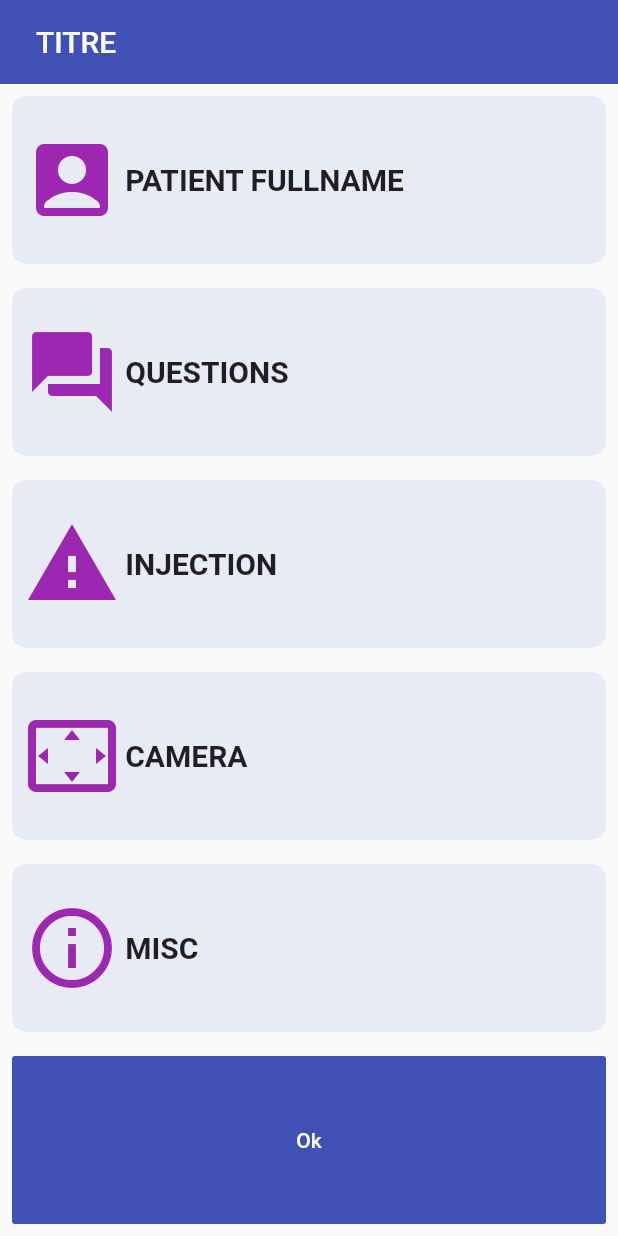
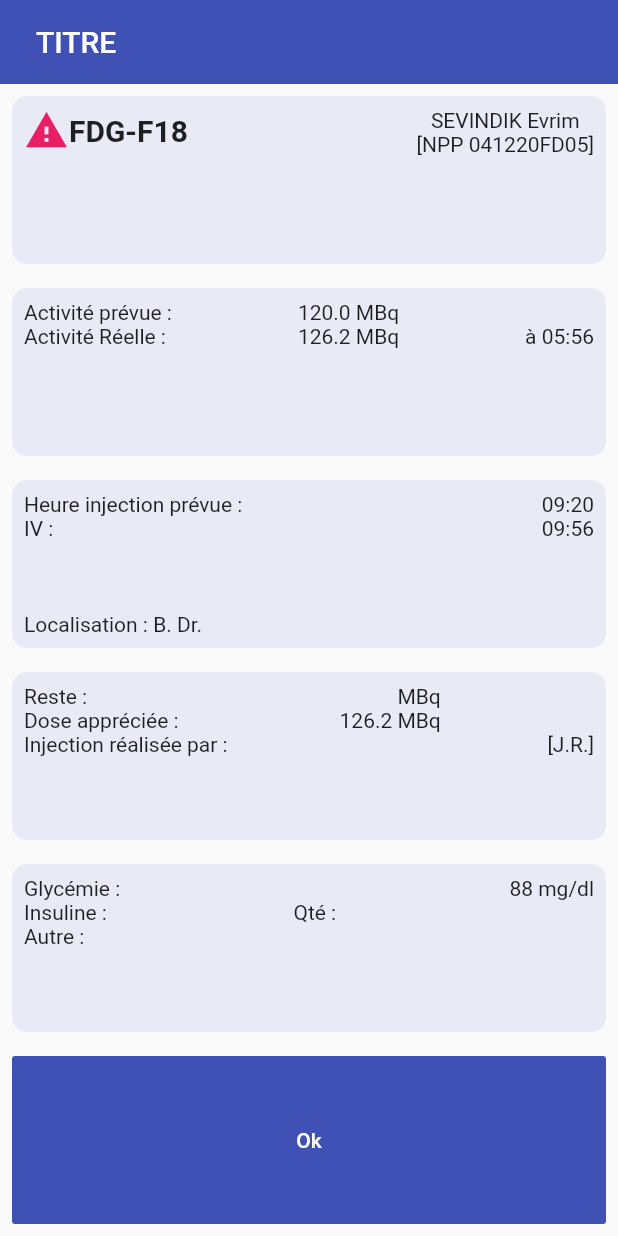
Before and after one commit to SalimBXL/anam, a Flutter app: the screen it shows after launch, on a phone screen of 412 x 824 dp. Run offline on Flutter 3.47's test engine with Material 2 defaults, Android fonts, the phone set to English and light mode, and no system bars; our stand-ins replace rflutter_alert.

Commit message:
nouvelles pages

```diff
--- a/lib/main.dart
+++ b/lib/main.dart
@@ -1,7 +1,6 @@
-import 'package:anam/screens/patient_sheet.dart';
+import 'package:anam/screens/injection.dart';
 import 'package:anam/widgets/section_title.dart';
 import 'package:flutter/material.dart';
-import 'screens/dashboard.dart';
 
 void main() => runApp(Anam());
 
@@ -21,7 +20,9 @@ class Anam extends StatelessWidget {
           child: Padding(
             padding: EdgeInsets.all(0),
             //child: Dashboard(),
-            child: PatientSheet(),
+            //child: PatientDetails(),
+            //child: PatientSheet(),
+            child: Injection(),
           ),
         ),
       ),
--- /dev/null
+++ b/lib/screens/injection.dart
@@ -0,0 +1,218 @@
+import 'package:flutter/material.dart';
+import 'package:flutter/painting.dart';
+
+class Injection extends StatefulWidget {
+  Injection({Key key}) : super(key: key);
+
+  @override
+  _InjectionState createState() => _InjectionState();
+}
+
+class _InjectionState extends State<Injection> {
+  @override
+  Widget build(BuildContext context) {
+    return Center(
+      child: Column(
+        mainAxisSize: MainAxisSize.max,
+        mainAxisAlignment: MainAxisAlignment.start,
+        crossAxisAlignment: CrossAxisAlignment.stretch,
+        children: <Widget>[
+          container(traceur()),
+          container(activity()),
+          container(hour()),
+          container(reste()),
+          container(medication()),
+          buttonOk(),
+        ],
+      ),
+    );
+  }
+
+  Expanded buttonOk() {
+    return Expanded(
+      child: Container(
+        margin: EdgeInsets.all(8),
+        child: FlatButton(
+          padding: EdgeInsets.all(8),
+          color: Colors.indigo,
+          onPressed: () {
+            // Navigate back to first route when tapped.
+          },
+          child: Text(
+            'Ok',
+            style: TextStyle(color: Colors.white),
+          ),
+        ),
+      ),
+    );
+  }
+
+  Expanded container(Widget f) {
+    return Expanded(
+      child: Container(
+        decoration: BoxDecoration(
+          borderRadius: BorderRadius.circular(10.0),
+          color: Colors.indigo.shade50,
+        ),
+        margin: EdgeInsets.all(8),
+        padding: EdgeInsets.all(8),
+        child: f,
+      ),
+    );
+  }
+
+  Row activity() {
+    return Row(
+      mainAxisAlignment: MainAxisAlignment.spaceBetween,
+      children: <Widget>[
+        Column(
+          crossAxisAlignment: CrossAxisAlignment.start,
+          children: <Widget>[
+            Text('Activité prévue : '),
+            Text('Activité Réelle : '),
+          ],
+        ),
+        Column(
+          crossAxisAlignment: CrossAxisAlignment.end,
+          children: <Widget>[
+            Text('120.0 MBq'),
+            Text('126.2 MBq'),
+          ],
+        ),
+        Column(
+          crossAxisAlignment: CrossAxisAlignment.end,
+          children: <Widget>[
+            Text(' '),
+            Text(' à 05:56'),
+          ],
+        )
+      ],
+    );
+  }
+
+  Row medication() {
+    return Row(
+      mainAxisAlignment: MainAxisAlignment.spaceBetween,
+      children: <Widget>[
+        Column(
+          crossAxisAlignment: CrossAxisAlignment.start,
+          children: <Widget>[
+            Text('Glycémie : '),
+            Text('Insuline : '),
+            Text('Autre : '),
+          ],
+        ),
+        Column(
+          crossAxisAlignment: CrossAxisAlignment.end,
+          children: <Widget>[
+            Text(''),
+            Text('Qté : '),
+            Text(' '),
+          ],
+        ),
+        Column(
+          crossAxisAlignment: CrossAxisAlignment.end,
+          children: <Widget>[
+            Text('88 mg/dl'),
+            Text('  '),
+            Text('  '),
+          ],
+        )
+      ],
+    );
+  }
+
+  Row reste() {
+    return Row(
+      mainAxisAlignment: MainAxisAlignment.spaceBetween,
+      children: <Widget>[
+        Column(
+          crossAxisAlignment: CrossAxisAlignment.start,
+          children: <Widget>[
+            Text('Reste : '),
+            Text('Dose appréciée : '),
+            Text('Injection réalisée par : ')
+          ],
+        ),
+        Column(
+          crossAxisAlignment: CrossAxisAlignment.end,
+          children: <Widget>[
+            Text(' MBq'),
+            Text('126.2 MBq'),
+            Text(' '),
+          ],
+        ),
+        Column(
+          crossAxisAlignment: CrossAxisAlignment.end,
+          children: <Widget>[
+            Text(' '),
+            Text(' '),
+            Text('[J.R.]'),
+          ],
+        )
+      ],
+    );
+  }
+
+  Column hour() {
+    return Column(
+      mainAxisAlignment: MainAxisAlignment.spaceBetween,
+      crossAxisAlignment: CrossAxisAlignment.start,
+      children: <Widget>[
+        Row(
+          mainAxisAlignment: MainAxisAlignment.spaceBetween,
+          children: <Widget>[
+            Column(
+              crossAxisAlignment: CrossAxisAlignment.start,
+              children: <Widget>[
+                Text('Heure injection prévue : '),
+                Text('IV : '),
+              ],
+            ),
+            Column(
+              crossAxisAlignment: CrossAxisAlignment.end,
+              children: <Widget>[
+                Text('09:20'),
+                Text('09:56'),
+              ],
+            ),
+          ],
+        ),
+        Text('Localisation : B. Dr.'),
+      ],
+    );
+  }
+
+  Row traceur() {
+    return Row(
+      mainAxisAlignment: MainAxisAlignment.spaceBetween,
+      crossAxisAlignment: CrossAxisAlignment.start,
+      children: <Widget>[
+        Row(
+          mainAxisAlignment: MainAxisAlignment.start,
+          children: <Widget>[
+            Icon(
+              Icons.warning,
+              color: Colors.pink,
+              size: 30,
+            ),
+            Text(
+              'FDG-F18',
+              textAlign: TextAlign.center,
+              style: TextStyle(
+                fontWeight: FontWeight.bold,
+                fontSize: 20,
+              ),
+            ),
+          ],
+        ),
+        Column(
+          children: <Widget>[
+            Text('SEVINDIK Evrim'),
+            Text('[NPP 041220FD05]'),
+          ],
+        ),
+      ],
+    );
+  }
+}
--- a/lib/screens/patient_sheet.dart
+++ b/lib/screens/patient_sheet.dart
@@ -22,7 +22,14 @@ class _PatientSheetState extends State<PatientSheet> {
           container(injection()),
           container(scan()),
           container(misc()),
-          Expanded(
+          buttonOk(),
+        ],
+      ),
+    );
+  }
+
+  Expanded buttonOk() {
+    return Expanded(
       child: Container(
         margin: EdgeInsets.all(8),
         child: FlatButton(
@@ -36,9 +43,6 @@ class _PatientSheetState extends State<PatientSheet> {
             style: TextStyle(color: Colors.white),
           ),
         ),
-            ),
-          ),
-        ],
       ),
     );
   }
```
Also changed, not shown: lib/screens/patient_details.dart (added, +141 -0 lines). Lines whose indentation alone changed are shown as unchanged.
